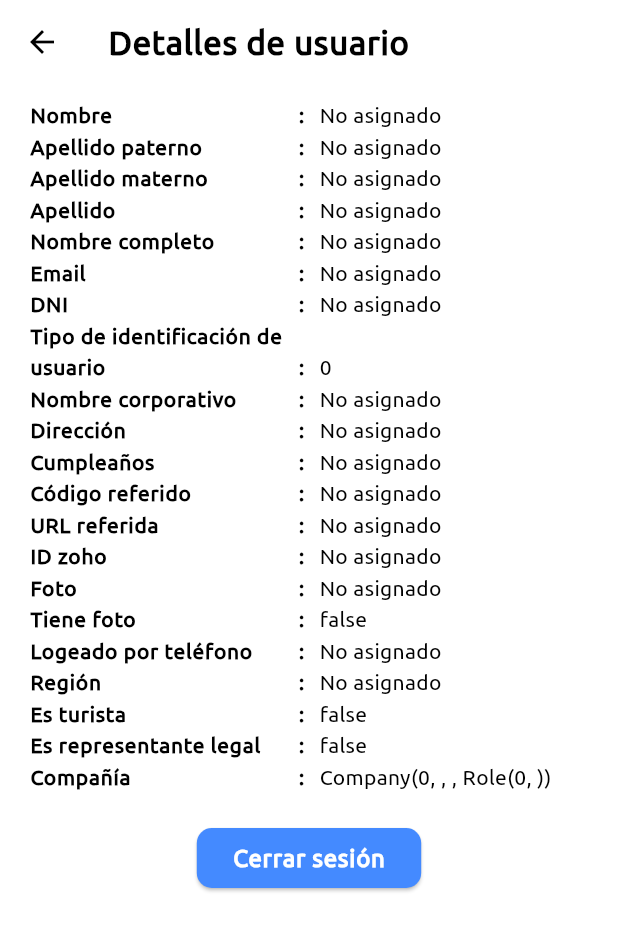
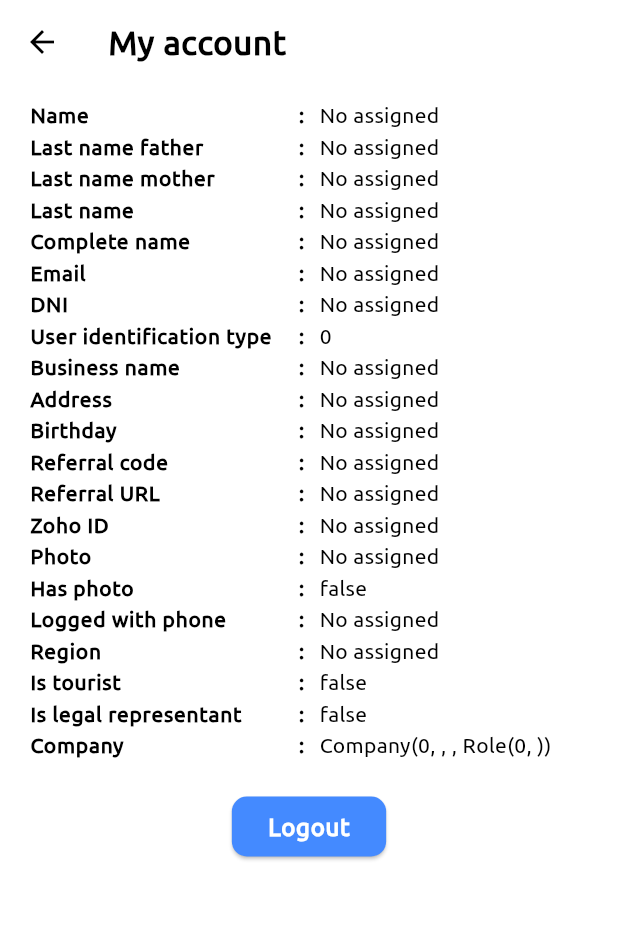
Before and after one commit to Piero16301/Cuy_App, a Flutter app: the UserView screen opened directly, on a phone screen of 412 x 824 dp. Shown: the top 931 px of the screen. Run offline on Flutter 3.47's test engine with Material 2 defaults, Android fonts, the phone set to English and light mode, and no system bars; our stand-ins replace bloc, device_info_plus, dio, equatable, flutter_bloc, go_router and 2 more; accounts and stored records are empty; generated files the repository leaves out were written again; network calls fail.

Commit message:
Se terminan traducciones

```diff
--- a/lib/l10n/arb/app_en.arb
+++ b/lib/l10n/arb/app_en.arb
@@ -1,8 +1,99 @@
 {
     "@@locale": "en",
+
+    "systemLoadingText": "Authenticating with the system...",
+    "systemFailureText": "Failed to authenticate with the system",
+    "systemRetryButton": "Retry",
+
     "plansAppBarTitle": "Plans",
-    "@plansAppBarTitle": {
-        "description": "Title of the app bar in the plans page"
-    }
+    "plansLoadingText": "Loading plans...",
+    "plansFailureText": "Failed to load plans",
+    "plansRetryButton": "Retry",
+    "plansMyAccountButton": "My account",
+    "plansLoginButton": "Login",
+    "plansPlansListTitle": "Plans list",
+    "plansPlansListEmpty": "No plans available",
+    "plansPlansFreeTitle": "Free plans",
+    "plansPlansFreeEmpty": "No free plans available",
+    "plansDeviceInfoTitle": "Device info",
+    "plansDeviceInfoName": "Name",
+    "plansDeviceInfoId": "ID",
+    "plansDeviceInfoAppVersion": "App version",
+    "plansDeviceInfoModel": "Model",
+    "plansDeviceInfoOSVersion": "OS version",
+    "plansDeviceInfoEnglishItem": "English",
+    "plansDeviceInfoSpanishItem": "Spanish",
+    "plansDeviceInfoButton": "Information",
+    "plansItemName": "Name",
+    "plansItemDescription": "Description",
+    "plansItemQuantity": "Quantity",
+    "plansItemRealQuantity": "Real quantity",
+    "plansItemPrice": "Price",
+    "plansItemDuration": "Duration",
+    "plansItemIsSelected": "Is selected",
+    "plansItemIsUnlimited": "Is unlimited",
+    "plansItemPricePlanId": "Price plan ID",
+    "plansItemIsPopular": "Is popular",
+    "plansItemIsRecommended": "Is recommended",
+    "plansItemRepurchase": "Repurchase",
+    "plansItemIsRollover": "Is rollover",
+    "plansItemName2": "Name 2",
+    "plansItemName3": "Name 3",
+    "plansItemHasFreeApps": "Has free apps",
+    "plansItemHasFacebookFull": "Has Facebook full",
+    "plansItemHasInstagramFull": "Has Instagram full",
+    "plansItemHasFacebookPhoto": "Has Facebook photo",
+    "plansItemHasInstagramPhoto": "Has Instagram photo",
+    "plansItemFacebookDescription": "Facebook description",
+    "plansItemGroupName": "Group name",
+    "plansItemByteName": "Byte name",
+    "plansItemNameSecond": "Second name",
+    "plansItemNameSMS": "SMS name",
+    "plansItemByteUnlimited": "Unlimited byte",
+    "plansItemSecondUnlimited": "Unlimited second",
+    "plansItemSMSUnlimited": "Unlimited SMS",
+    "plansItemBytePrice": "Byte price",
+    "plansItemByteQuantity": "Byte quantity",
+    "plansItemSecondQuantity": "Second quantity",
+    "plansItemSMSQuantity": "SMS quantity",
+    "plansItemBundleIds": "Bundle IDs",
+    "plansItemMediumSpeed": "Medium speed",
+    "plansItemMediumSpeedDescription": "Medium speed description",
+    "plansItemBundleType": "Bundle type",
+    "plansItemWhiteBrand": "White brand",
+    "plansItemFreeApps": "Free apps",
+    "plansItemMigrations": "Migrations",
 
+    "loginSnackBarError": "Login failed",
+    "loginAppBarTitle": "Login",
+    "loginUserTextField": "User",
+    "loginUserError": "Insert your user",
+    "loginPasswordTextField": "Password",
+    "loginPasswordError": "Insert your password",
+    "loginButton": "Login",
+
+    "userAppBarTitle": "My account",
+    "userItemName": "Name",
+    "userItemLastNameFather": "Last name father",
+    "userItemLastNameMother": "Last name mother",
+    "userItemLastName": "Last name",
+    "userItemCompleteName": "Complete name",
+    "userItemEmail": "Email",
+    "userItemDNI": "DNI",
+    "userItemUserIdentificationType": "User identification type",
+    "userItemBusinessName": "Business name",
+    "userItemAddress": "Address",
+    "userItemBirthday": "Birthday",
+    "userItemReferralCode": "Referral code",
+    "userItemReferralUrl": "Referral URL",
+    "userItemZohoId": "Zoho ID",
+    "userItemPhoto": "Photo",
+    "userItemHasPhoto": "Has photo",
+    "userItemLoggedWithPhone": "Logged with phone",
+    "userItemRegion": "Region",
+    "userItemIsTourist": "Is tourist",
+    "userItemIsLegalRepresentant": "Is legal representant",
+    "userItemCompany": "Company",
+    "userItemNoAssigned": "No assigned",
+    "userItemLogout": "Logout"
 }
--- a/lib/user/view/user_view.dart
+++ b/lib/user/view/user_view.dart
@@ -1,3 +1,4 @@
+import 'package:cuy_app/l10n/l10n.dart';
 import 'package:cuy_app/user/user.dart';
 import 'package:flutter/material.dart';
 import 'package:flutter_bloc/flutter_bloc.dart';
@@ -10,6 +11,7 @@ class UserView extends StatelessWidget {
   @override
   Widget build(BuildContext context) {
     final user = context.select<UserCubit, User>((cubit) => cubit.state.user!);
+    final l10n = context.l10n;
 
     return BlocConsumer<UserCubit, UserState>(
       listener: (context, state) {
@@ -21,7 +23,7 @@ class UserView extends StatelessWidget {
         return Scaffold(
           appBar: AppBar(
             title: Text(
-              'Detalles de usuario',
+              l10n.userAppBarTitle,
               style:
                   Theme.of(context).textTheme.bodyLarge!.copyWith(fontSize: 22),
             ),
@@ -33,87 +35,87 @@ class UserView extends StatelessWidget {
               child: Column(
                 children: [
                   UserAttributeItem(
-                    title: 'Nombre',
+                    title: l10n.userItemName,
                     content: user.name,
                   ),
                   UserAttributeItem(
-                    title: 'Apellido paterno',
+                    title: l10n.userItemLastNameFather,
                     content: user.lastNameFather,
                   ),
                   UserAttributeItem(
-                    title: 'Apellido materno',
+                    title: l10n.userItemLastNameMother,
                     content: user.lastNameMother,
                   ),
                   UserAttributeItem(
-                    title: 'Apellido',
+                    title: l10n.userItemLastName,
                     content: user.lastName,
                   ),
                   UserAttributeItem(
-                    title: 'Nombre completo',
+                    title: l10n.userItemCompleteName,
                     content: user.fullName,
                   ),
                   UserAttributeItem(
-                    title: 'Email',
+                    title: l10n.userItemEmail,
                     content: user.email,
                   ),
                   UserAttributeItem(
-                    title: 'DNI',
+                    title: l10n.userItemDNI,
                     content: user.dni,
                   ),
                   UserAttributeItem(
-                    title: 'Tipo de identificación de usuario',
+                    title: l10n.userItemUserIdentificationType,
                     content: user.userIdentificationType.toString(),
                   ),
                   UserAttributeItem(
-                    title: 'Nombre corporativo',
+                    title: l10n.userItemBusinessName,
                     content: user.businessName,
                   ),
                   UserAttributeItem(
-                    title: 'Dirección',
+                    title: l10n.userItemAddress,
                     content: user.address,
                   ),
                   UserAttributeItem(
-                    title: 'Cumpleaños',
+                    title: l10n.userItemBirthday,
                     content: user.birthday,
                   ),
                   UserAttributeItem(
-                    title: 'Código referido',
+                    title: l10n.userItemReferralCode,
                     content: user.referralCode,
                   ),
                   UserAttributeItem(
-                    title: 'URL referida',
+                    title: l10n.userItemReferralUrl,
                     content: user.referralUrl,
                   ),
                   UserAttributeItem(
-                    title: 'ID zoho',
+                    title: l10n.userItemZohoId,
                     content: user.zohoId,
                   ),
                   UserAttributeItem(
-                    title: 'Foto',
+                    title: l10n.userItemPhoto,
                     content: user.photo,
                   ),
                   UserAttributeItem(
-                    title: 'Tiene foto',
+                    title: l10n.userItemHasPhoto,
                     content: user.hasPhoto.toString(),
                   ),
                   UserAttributeItem(
-                    title: 'Logeado por teléfono',
+                    title: l10n.userItemLoggedWithPhone,
                     content: user.loggedWithPhone,
                   ),
                   UserAttributeItem(
-                    title: 'Región',
+                    title: l10n.userItemRegion,
                     content: user.region,
                   ),
                   UserAttributeItem(
-                    title: 'Es turista',
+                    title: l10n.userItemIsTourist,
                     content: user.isTourist.toString(),
                   ),
                   UserAttributeItem(
-                    title: 'Es representante legal',
+                    title: l10n.userItemIsLegalRepresentant,
                     content: user.isLegalRepresentantOfCompany.toString(),
                   ),
                   UserAttributeItem(
-                    title: 'Compañía',
+                    title: l10n.userItemCompany,
                     content: user.company.toString(),
                   ),
                   const SizedBox(height: 20),
@@ -141,6 +143,8 @@ class UserAttributeItem extends StatelessWidget {
 
   @override
   Widget build(BuildContext context) {
+    final l10n = context.l10n;
+
     return SizedBox(
       width: double.infinity,
       child: Row(
@@ -163,7 +167,7 @@ class UserAttributeItem extends StatelessWidget {
           const SizedBox(width: 10),
           Expanded(
             child: Text(
-              content.isEmpty ? 'No asignado' : content,
+              content.isEmpty ? l10n.userItemNoAssigned : content,
               style: Theme.of(context).textTheme.bodyMedium!.copyWith(
                     fontSize: 14,
                   ),
@@ -183,6 +187,7 @@ class LogOutButton extends StatelessWidget {
     final status = context.select<UserCubit, UserStatus>(
       (cubit) => cubit.state.status,
     );
+    final l10n = context.l10n;
 
     return ElevatedButton(
       onPressed: status.isLoading ? null : context.read<UserCubit>().logout,
@@ -192,7 +197,7 @@ class LogOutButton extends StatelessWidget {
               child: CircularProgressIndicator(),
             )
           : Text(
-              'Cerrar sesión',
+              l10n.userItemLogout,
               style: Theme.of(context)
                   .textTheme
                   .bodyLarge!
```
Also changed, not shown: lib/l10n/arb/app_es.arb (+95 -3 lines), lib/login/view/login_view.dart (+17 -10 lines), lib/plans/view/plans_view.dart (+81 -61 lines), lib/system/view/system_view.dart (+8 -3 lines).
